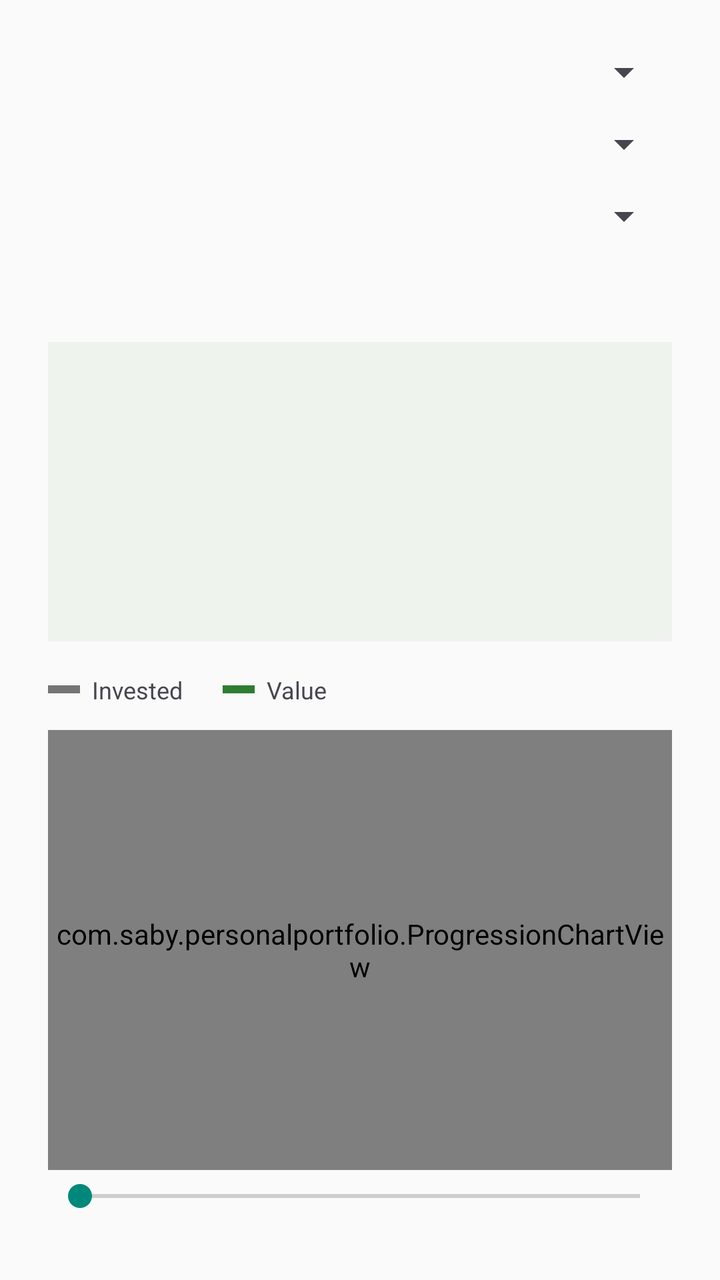
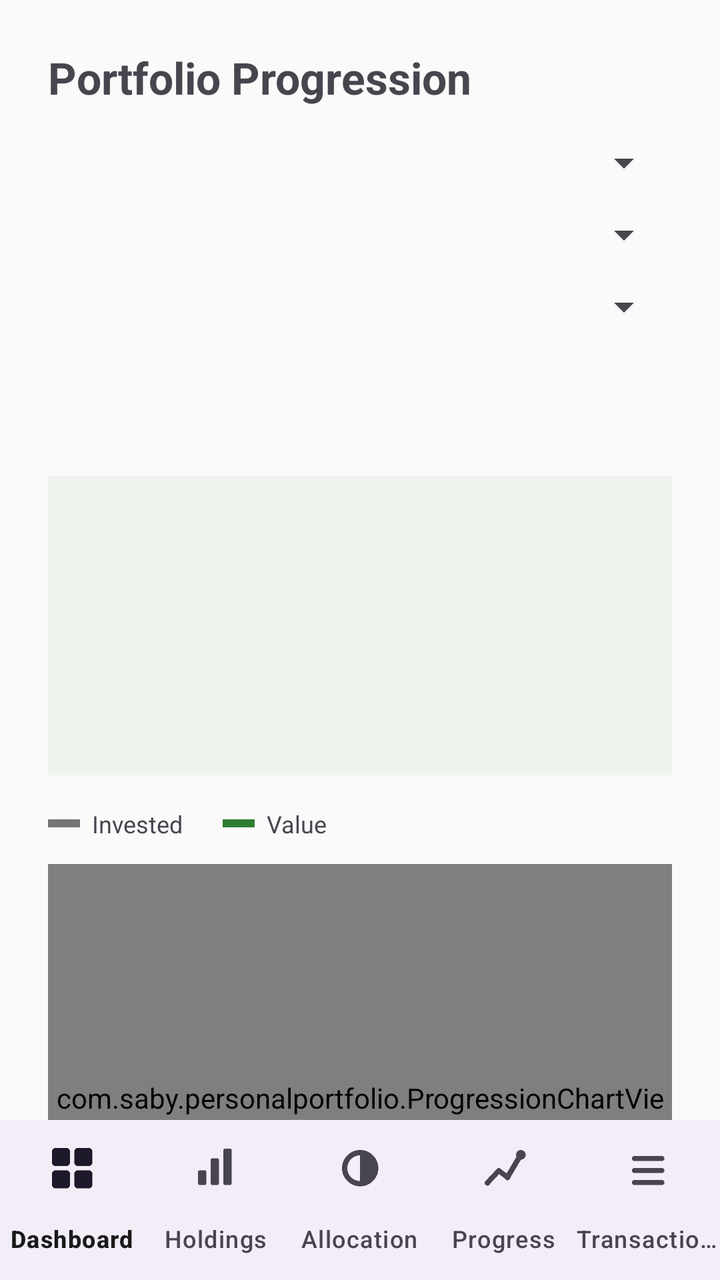

Before-and-after screenshots of an Android layout around one commit, followed by the original layout XML and the change that was made.
<!-- AndroidManifest.xml: application theme Theme.PersonalPortfolio -->
<!-- res/layout/activity_progression.xml -->
<?xml version="1.0" encoding="utf-8"?>
<androidx.core.widget.NestedScrollView xmlns:android="http://schemas.android.com/apk/res/android"
    android:layout_width="match_parent"
    android:layout_height="match_parent"
    android:fillViewport="true">

    <LinearLayout
        android:layout_width="match_parent"
        android:layout_height="wrap_content"
        android:orientation="vertical"
        android:padding="24dp">

        <Spinner
            android:id="@+id/progressionMemberSpinner"
            android:layout_width="match_parent"
            android:layout_height="wrap_content" />

        <Spinner
            android:id="@+id/progressionAxisSpinner"
            android:layout_width="match_parent"
            android:layout_height="wrap_content"
            android:layout_marginTop="12dp" />

        <Spinner
            android:id="@+id/progressionCurrencySpinner"
            android:layout_width="match_parent"
            android:layout_height="wrap_content"
            android:layout_marginTop="12dp" />

        <TextView
            android:id="@+id/progressionStatusText"
            android:layout_width="match_parent"
            android:layout_height="wrap_content"
            android:layout_marginTop="16dp"
            android:textSize="14sp" />

        
        <LinearLayout
            android:layout_width="match_parent"
            android:layout_height="wrap_content"
            android:layout_marginTop="16dp"
            android:orientation="vertical"
            android:background="@color/colorSurfaceVariant"
            android:padding="16dp">

            <TextView
                android:id="@+id/progressionDateText"
                android:layout_width="match_parent"
                android:layout_height="wrap_content"
                android:textSize="16sp"
                android:textStyle="bold" />

            <TextView
                android:id="@+id/progressionInvestedText"
                android:layout_width="match_parent"
                android:layout_height="wrap_content"
                android:layout_marginTop="8dp"
                android:textSize="14sp" />

            <TextView
                android:id="@+id/progressionValueText"
                android:layout_width="match_parent"
                android:layout_height="wrap_content"
                android:layout_marginTop="4dp"
                android:textSize="14sp" />

            <TextView
                android:id="@+id/progressionGainText"
                android:layout_width="match_parent"
                android:layout_height="wrap_content"
                android:layout_marginTop="4dp"
                android:textSize="14sp" />

            <TextView
                android:id="@+id/progressionXirrText"
                android:layout_width="match_parent"
                android:layout_height="wrap_content"
                android:layout_marginTop="4dp"
                android:textSize="14sp" />

        </LinearLayout>

        
        <LinearLayout
            android:layout_width="match_parent"
            android:layout_height="wrap_content"
            android:layout_marginTop="16dp"
            android:orientation="horizontal"
            android:gravity="center_vertical">

            <View
                android:layout_width="16dp"
                android:layout_height="4dp"
                android:background="@color/colorNeutral" />

            <TextView
                android:layout_width="wrap_content"
                android:layout_height="wrap_content"
                android:layout_marginStart="6dp"
                android:text="Invested"
                android:textSize="12sp" />

            <View
                android:layout_width="16dp"
                android:layout_height="4dp"
                android:layout_marginStart="20dp"
                android:background="@color/colorGain" />

            <TextView
                android:layout_width="wrap_content"
                android:layout_height="wrap_content"
                android:layout_marginStart="6dp"
                android:text="Value"
                android:textSize="12sp" />

        </LinearLayout>

        <com.saby.personalportfolio.ProgressionChartView
            android:id="@+id/progressionChart"
            android:layout_width="match_parent"
            android:layout_height="220dp"
            android:layout_marginTop="12dp" />

        
        <SeekBar
            android:id="@+id/progressionSeekBar"
            android:layout_width="match_parent"
            android:layout_height="wrap_content"
            android:layout_marginTop="4dp" />

    </LinearLayout>

</androidx.core.widget.NestedScrollView>
<!-- resources referenced by this layout -->
<resources>
  <color name="colorGain">#2E7D32</color>
  <color name="colorNeutral">#757575</color>
  <color name="colorSurfaceVariant">#EEF3EE</color>
  <style name="Theme.PersonalPortfolio" parent="Theme.Material3.DayNight.NoActionBar">
          <item name="colorPrimary">@color/colorPrimary</item>
          <item name="colorPrimaryVariant">@color/colorPrimaryVariant</item>
          <item name="colorOnPrimary">@color/colorOnPrimary</item>
  
          <item name="colorSecondary">@color/colorSecondary</item>
          <item name="colorOnSecondary">@color/colorOnSecondary</item>
  
          <item name="android:colorBackground">@color/colorBackground</item>
          <item name="colorOnBackground">@color/colorOnBackground</item>
  
          <item name="colorSurface">@color/colorSurface</item>
          <item name="colorOnSurface">@color/colorOnSurface</item>
  
          <item name="android:statusBarColor">@color/colorPrimaryVariant</item>
      </style>
  <color name="colorPrimary">#1B5E20</color>
  <color name="colorPrimaryVariant">#0D3B12</color>
  <color name="colorOnPrimary">#FFFFFF</color>
  <color name="colorSecondary">#00897B</color>
  <color name="colorOnSecondary">#FFFFFF</color>
  <color name="colorBackground">#FAFAFA</color>
  <color name="colorOnBackground">#1A1A1A</color>
  <color name="colorSurface">#FFFFFF</color>
  <color name="colorOnSurface">#1A1A1A</color>
</resources>

<!-- the commit's change to res/layout/activity_progression.xml (unified diff, before → after) -->
@@ -1,133 +1,172 @@
 <?xml version="1.0" encoding="utf-8"?>
-<androidx.core.widget.NestedScrollView xmlns:android="http://schemas.android.com/apk/res/android"
+<LinearLayout xmlns:android="http://schemas.android.com/apk/res/android"
+    xmlns:app="http://schemas.android.com/apk/res-auto"
     android:layout_width="match_parent"
     android:layout_height="match_parent"
-    android:fillViewport="true">
+    android:orientation="vertical">
 
-    <LinearLayout
+    <androidx.core.widget.NestedScrollView
         android:layout_width="match_parent"
-        android:layout_height="wrap_content"
-        android:orientation="vertical"
-        android:padding="24dp">
+        android:layout_height="0dp"
+        android:layout_weight="1"
+        android:fillViewport="true">
 
-        <Spinner
-            android:id="@+id/progressionMemberSpinner"
-            android:layout_width="match_parent"
-            android:layout_height="wrap_content" />
-
-        <Spinner
-            android:id="@+id/progressionAxisSpinner"
-            android:layout_width="match_parent"
-            android:layout_height="wrap_content"
-            android:layout_marginTop="12dp" />
-
-        <Spinner
-            android:id="@+id/progressionCurrencySpinner"
-            android:layout_width="match_parent"
-            android:layout_height="wrap_content"
-            android:layout_marginTop="12dp" />
-
-        <TextView
-            android:id="@+id/progressionStatusText"
-            android:layout_width="match_parent"
-            android:layout_height="wrap_content"
-            android:layout_marginTop="16dp"
-            android:textSize="14sp" />
-
-        
         <LinearLayout
             android:layout_width="match_parent"
             android:layout_height="wrap_content"
-            android:layout_marginTop="16dp"
             android:orientation="vertical"
-            android:background="@color/colorSurfaceVariant"
-            android:padding="16dp">
+            android:padding="24dp">
 
             <TextView
-                android:id="@+id/progressionDateText"
                 android:layout_width="match_parent"
                 android:layout_height="wrap_content"
-                android:textSize="16sp"
+                android:text="Portfolio Progression"
+                android:textSize="22sp"
                 android:textStyle="bold" />
 
+            <Spinner
+                android:id="@+id/progressionMemberSpinner"
+                android:layout_width="match_parent"
+                android:layout_height="wrap_content"
+                android:layout_marginTop="16dp" />
+
+            <Spinner
+                android:id="@+id/progressionAxisSpinner"
+                android:layout_width="match_parent"
+                android:layout_height="wrap_content"
+                android:layout_marginTop="12dp" />
+
+            <Spinner
+                android:id="@+id/progressionCurrencySpinner"
+                android:layout_width="match_parent"
+                android:layout_height="wrap_content"
+                android:layout_marginTop="12dp" />
+
             <TextView
-                android:id="@+id/progressionInvestedText"
+                android:id="@+id/progressionStatusText"
+                android:layout_width="match_parent"
+                android:layout_height="wrap_content"
+                android:layout_marginTop="16dp"
+                android:textSize="14sp" />
+
+            
+            <TextView
+                android:id="@+id/progressionSpanText"
+                android:layout_width="match_parent"
+                android:layout_height="wrap_content"
+                android:layout_marginTop="4dp"
+                android:textSize="13sp"
+                android:textStyle="bold"
+                android:textColor="?attr/colorPrimary" />
+
+            
+            <LinearLayout
+                android:layout_width="match_parent"
+                android:layout_height="wrap_content"
+                android:layout_marginTop="16dp"
+                android:orientation="vertical"
+                android:background="@color/colorSurfaceVariant"
+                android:padding="16dp">
+
+                <TextView
+                    android:id="@+id/progressionDateText"
+                    android:layout_width="match_parent"
+                    android:layout_height="wrap_content"
+                    android:textSize="16sp"
+                    android:textStyle="bold" />
+
+                <TextView
+                    android:id="@+id/progressionInvestedText"
+                    android:layout_width="match_parent"
+                    android:layout_height="wrap_content"
+                    android:layout_marginTop="8dp"
+                    android:textSize="14sp" />
+
+                <TextView
+                    android:id="@+id/progressionValueText"
+                    android:layout_width="match_parent"
+                    android:layout_height="wrap_content"
+                    android:layout_marginTop="4dp"
+                    android:textSize="14sp" />
+
+                <TextView
+                    android:id="@+id/progressionGainText"
+                    android:layout_width="match_parent"
+                    android:layout_height="wrap_content"
+                    android:layout_marginTop="4dp"
+                    android:textSize="14sp" />
+
+                <TextView
+                    android:id="@+id/progressionXirrText"
+                    android:layout_width="match_parent"
+                    android:layout_height="wrap_content"
+                    android:layout_marginTop="4dp"
+                    android:textSize="14sp" />
+
+            </LinearLayout>
+
+            
+            <LinearLayout
+                android:layout_width="match_parent"
+                android:layout_height="wrap_content"
+                android:layout_marginTop="16dp"
+                android:orientation="horizontal"
+                android:gravity="center_vertical">
+
+                <View
+                    android:layout_width="16dp"
+                    android:layout_height="4dp"
+                    android:background="@color/colorNeutral" />
+
+                <TextView
+                    android:layout_width="wrap_content"
+                    android:layout_height="wrap_content"
+                    android:layout_marginStart="6dp"
+                    android:text="Invested"
+                    android:textSize="12sp" />
+
+                <View
+                    android:layout_width="16dp"
+                    android:layout_height="4dp"
+                    android:layout_marginStart="20dp"
+                    android:background="@color/colorGain" />
+
+                <TextView
+                    android:layout_width="wrap_content"
+                    android:layout_height="wrap_content"
+                    android:layout_marginStart="6dp"
+                    android:text="Value"
+                    android:textSize="12sp" />
+
+            </LinearLayout>
+
+            <com.saby.personalportfolio.ProgressionChartView
+                android:id="@+id/progressionChart"
+                android:layout_width="match_parent"
+                android:layout_height="250dp"
+                android:layout_marginTop="12dp" />
+
+            
+            <SeekBar
+                android:id="@+id/progressionSeekBar"
                 android:layout_width="match_parent"
                 android:layout_height="wrap_content"
                 android:layout_marginTop="8dp"
-                android:textSize="14sp" />
-
-            <TextView
-                android:id="@+id/progressionValueText"
-                android:layout_width="match_parent"
-                android:layout_height="wrap_content"
-                android:layout_marginTop="4dp"
-                android:textSize="14sp" />
-
-            <TextView
-                android:id="@+id/progressionGainText"
-                android:layout_width="match_parent"
-                android:layout_height="wrap_content"
-                android:layout_marginTop="4dp"
-                android:textSize="14sp" />
-
-            <TextView
-                android:id="@+id/progressionXirrText"
-                android:layout_width="match_parent"
-                android:layout_height="wrap_content"
-                android:layout_marginTop="4dp"
-                android:textSize="14sp" />
+                android:paddingTop="12dp"
+                android:paddingBottom="12dp"
+                android:progressDrawable="@drawable/progression_seekbar_track"
+                android:thumb="@drawable/progression_seekbar_thumb"
+                android:splitTrack="false" />
 
         </LinearLayout>
 
-        
-        <LinearLayout
-            android:layout_width="match_parent"
-            android:layout_height="wrap_content"
-            android:layout_marginTop="16dp"
-            android:orientation="horizontal"
-            android:gravity="center_vertical">
+    </androidx.core.widget.NestedScrollView>
 
-            <View
-                android:layout_width="16dp"
-                android:layout_height="4dp"
-                android:background="@color/colorNeutral" />
+    <com.google.android.material.bottomnavigation.BottomNavigationView
+        android:id="@+id/bottomNav"
+        android:layout_width="match_parent"
+        android:layout_height="wrap_content"
+        app:menu="@menu/bottom_nav_menu"
+        app:labelVisibilityMode="labeled" />
 
-            <TextView
-                android:layout_width="wrap_content"
-                android:layout_height="wrap_content"
-                android:layout_marginStart="6dp"
-                android:text="Invested"
-                android:textSize="12sp" />
-
-            <View
-                android:layout_width="16dp"
-                android:layout_height="4dp"
-                android:layout_marginStart="20dp"
-                android:background="@color/colorGain" />
-
-            <TextView
-                android:layout_width="wrap_content"
-                android:layout_height="wrap_content"
-                android:layout_marginStart="6dp"
-                android:text="Value"
-                android:textSize="12sp" />
-
-        </LinearLayout>
-
-        <com.saby.personalportfolio.ProgressionChartView
-            android:id="@+id/progressionChart"
-            android:layout_width="match_parent"
-            android:layout_height="220dp"
-            android:layout_marginTop="12dp" />
-
-        
-        <SeekBar
-            android:id="@+id/progressionSeekBar"
-            android:layout_width="match_parent"
-            android:layout_height="wrap_content"
-            android:layout_marginTop="4dp" />
-
-    </LinearLayout>
-
-</androidx.core.widget.NestedScrollView>
+</LinearLayout>
<!-- resource entries referenced after the edit -->
@@ -3,6 +3,34 @@
   <color name="colorGain">#2E7D32</color>
   <color name="colorNeutral">#757575</color>
   <color name="colorSurfaceVariant">#EEF3EE</color>
+  <!-- drawable progression_seekbar_thumb (drawable) -->
+  <?xml version="1.0" encoding="utf-8"?>
+  <shape xmlns:android="http://schemas.android.com/apk/res/android"
+      android:shape="oval">
+      <solid android:color="@color/colorPrimary" />
+      <size android:width="30dp" android:height="30dp" />
+      <stroke android:width="4dp" android:color="@color/colorSurface" />
+  </shape>
+  <!-- drawable progression_seekbar_track (drawable) -->
+  <?xml version="1.0" encoding="utf-8"?>
+  <layer-list xmlns:android="http://schemas.android.com/apk/res/android">
+      <item android:id="@android:id/background">
+          <shape android:shape="rectangle">
+              <corners android:radius="7dp" />
+              <solid android:color="@color/colorSurfaceVariant" />
+              <size android:height="14dp" />
+          </shape>
+      </item>
+      <item android:id="@android:id/progress">
+          <clip>
+              <shape android:shape="rectangle">
+                  <corners android:radius="7dp" />
+                  <solid android:color="@color/colorPrimary" />
+                  <size android:height="14dp" />
+              </shape>
+          </clip>
+      </item>
+  </layer-list>
   <style name="Theme.PersonalPortfolio" parent="Theme.Material3.DayNight.NoActionBar">
           <item name="colorPrimary">@color/colorPrimary</item>
           <item name="colorPrimaryVariant">@color/colorPrimaryVariant</item>
